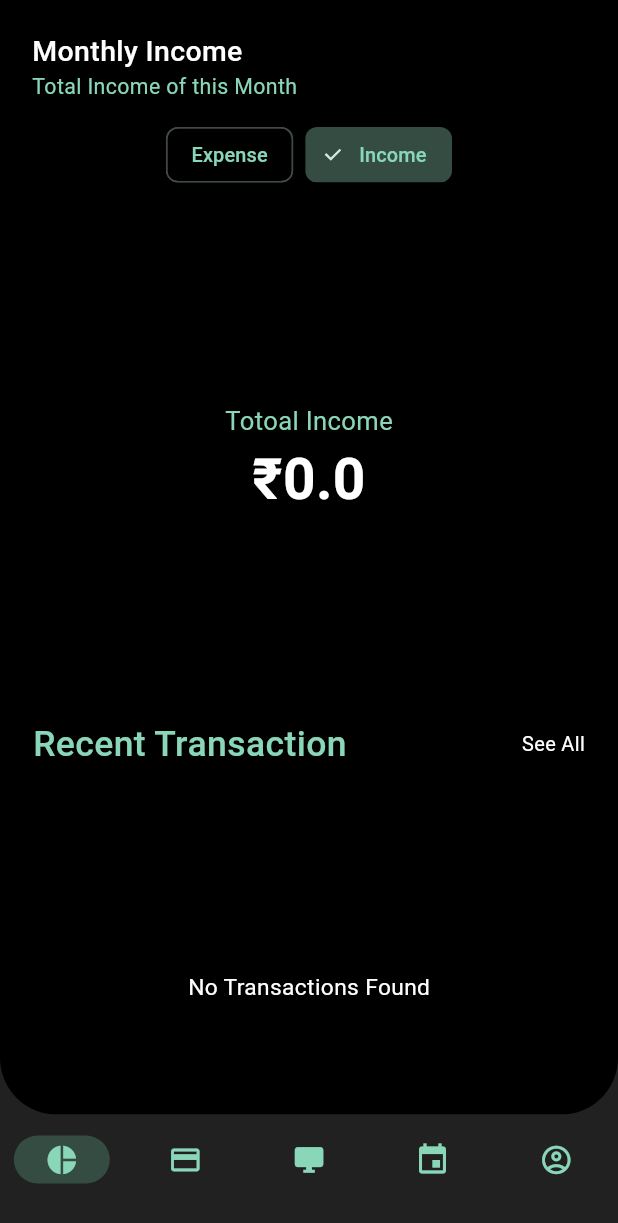
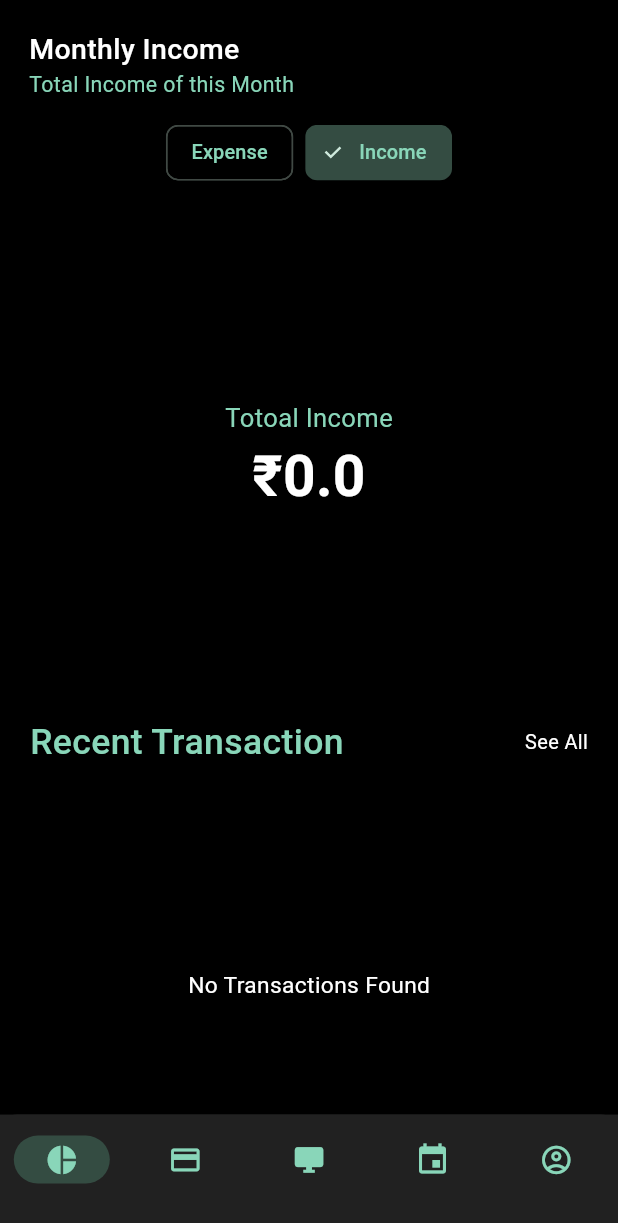
Before and after one commit to safwanmv/Event-Fund-Manager, a Flutter app: the MainScreen screen opened directly, after a tap on "Income", on a phone screen of 412 x 824 dp. Shown: the top 1223 px of the screen. Run offline on Flutter 3.47's test engine with Material 3 defaults, Android fonts, the phone set to English and light mode, and no system bars; drawn by our look-alikes of fl_chart; our stand-ins replace flutter_screenutil, flutter_slidable, hive, hive_flutter; accounts and stored records are empty.

Commit message:
given uniform padding for all

```diff
--- a/lib/screens/Main Screen/Analytics/analytics_screen.dart
+++ b/lib/screens/Main Screen/Analytics/analytics_screen.dart
@@ -30,9 +30,7 @@
     final color = Theme.of(context).colorScheme;
     final screenHeight = MediaQuery.of(context).size.height;
 
-    return Padding(
-      padding: EdgeInsets.only(left: 10.0.w, right: 10.0.w, top: 10.h),
-      child: CustomScrollView(
+    return CustomScrollView(
       controller: _scrollController,
       slivers: [
         /// ---- Collapsible + Shrinkable Header ----
@@ -80,14 +78,15 @@
           ),
         ),
       ],
-      ),
     );
   }
 }
 
 /// Custom Delegate to control shrinking
 class _AnalyticsHeaderDelegate extends SliverPersistentHeaderDelegate {
+  @override
   final double minExtent;
+  @override
   final double maxExtent;
   final CategoryType selectedType;
   final ValueChanged<CategoryType> onTypeChanged;
--- a/lib/screens/Main Screen/Balance/balance_screen.dart
+++ b/lib/screens/Main Screen/Balance/balance_screen.dart
@@ -25,16 +25,12 @@
   @override
   Widget build(BuildContext context) {
     final color = Theme.of(context).colorScheme;
-    return Padding(
-      padding: EdgeInsets.only(left: 10.0.w, right: 10.0.w, top: 10.h),
-      child: SafeArea(
+    return SafeArea(
       child: Column(
         children: [
           Row(
-              crossAxisAlignment: CrossAxisAlignment.start,
             children: [
               Expanded(child: BalanceCard()),
-                SizedBox(width: 20.w),
               Column(
                 children: [
                   OutlinedButton(
@@ -53,7 +49,7 @@
                     ),
                     child: Icon(Icons.add, size: 24.r),
                   ),
-                    SizedBox(height: 20.h),
+                  SizedBox(height: 40.h,),
                   OutlinedButton(
                     onPressed: () {
                       showAddCategoryBottomSheet(context);
@@ -85,7 +81,6 @@
           SizedBox(height: 10.h),
           Expanded(child: TransactionList()),
         ],
-        ),
       ),
     );
   }
--- a/lib/screens/Main Screen/Home/home_screen.dart
+++ b/lib/screens/Main Screen/Home/home_screen.dart
@@ -40,9 +40,7 @@
         child: Column(
           crossAxisAlignment: CrossAxisAlignment.start,
           children: [
-            Padding(
-              padding: const EdgeInsets.symmetric(horizontal: 20.0),
-              child: Row(
+            Row(
               mainAxisAlignment: MainAxisAlignment.spaceBetween,
               children: [
                 Expanded(
@@ -126,7 +124,6 @@
                 ),
               ],
             ),
-            ),
 
             SizedBox(height: 10.h),
             HomescreenTopBanner(),
--- a/lib/screens/Main Screen/main_screen.dart
+++ b/lib/screens/Main Screen/main_screen.dart
@@ -24,9 +24,8 @@
     return SafeArea(
       bottom: false,
       child: Scaffold(
-        backgroundColor: color.onSurfaceVariant,
         body: Padding(
-          padding: const EdgeInsets.only(bottom: 0.0),
+          padding: const EdgeInsets.all(8.0),
           child: Container(
             decoration: BoxDecoration(
               color: color.surface,
--- a/lib/screens/chart/bar_chart_screen.dart
+++ b/lib/screens/chart/bar_chart_screen.dart
@@ -55,7 +55,7 @@
                     final amt = topIncomes[idx].amount;
 
                     return BarTooltipItem(
-                      "${amt.toStringAsFixed(2)}",
+                      "$amt.toStringAsFixed(2)",
                       TextStyle(
                         color: Colors.black,
                         fontWeight: FontWeight.bold,
--- a/lib/widgets/bottom_navigation/bottom_naviagtion.dart
+++ b/lib/widgets/bottom_navigation/bottom_naviagtion.dart
@@ -12,7 +12,12 @@
     return ValueListenableBuilder(
       valueListenable: MainScreen.selectedIndexNotifer,
       builder: (BuildContext ctx, int updatedIndex, _) {
-        return Padding(
+        return Container(
+          decoration: BoxDecoration(
+            color:  color.onSurfaceVariant,
+            borderRadius: BorderRadius.only(topLeft: Radius.circular(12.r),topRight: Radius.circular(12.r))
+          ),
+          child: Padding(
             padding: EdgeInsets.only(bottom: 1.h),
             child: NavigationBar(
               backgroundColor: color.onSurfaceVariant,
@@ -49,6 +54,7 @@
                 ),
               ],
             ),
+          ),
         );
       },
     );
```
Lines whose indentation alone changed are shown as unchanged.
